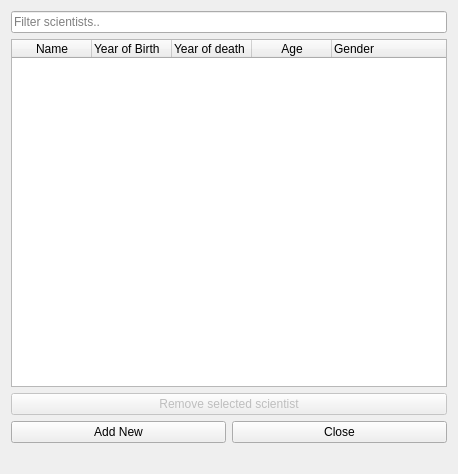
Qt form sciwindow.ui (sandraBender/VLN1-hopur2) before a commit.
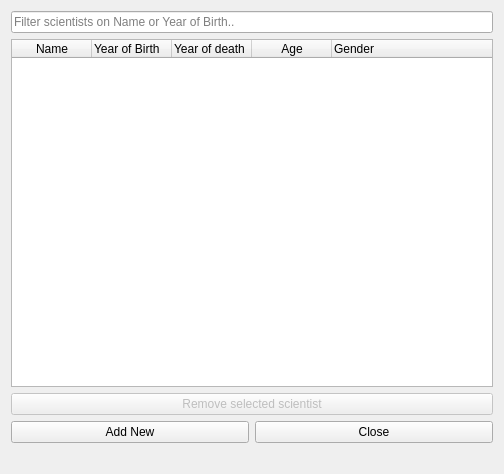
The same form after that commit.

Commit message: Filter moved to filter function - sorry my bad

```diff
--- a/sciwindow.ui
+++ b/sciwindow.ui
@@ -6,7 +6,7 @@
    <rect>
     <x>0</x>
     <y>0</y>
-    <width>458</width>
+    <width>504</width>
     <height>474</height>
    </rect>
   </property>
@@ -22,7 +22,7 @@
      <item>
       <widget class="QLineEdit" name="filter_scientists">
        <property name="placeholderText">
-        <string>Filter scientists..</string>
+        <string>Filter scientists on Name or Year of Birth..</string>
        </property>
       </widget>
      </item>
```
The commit also changes 9 other files.
